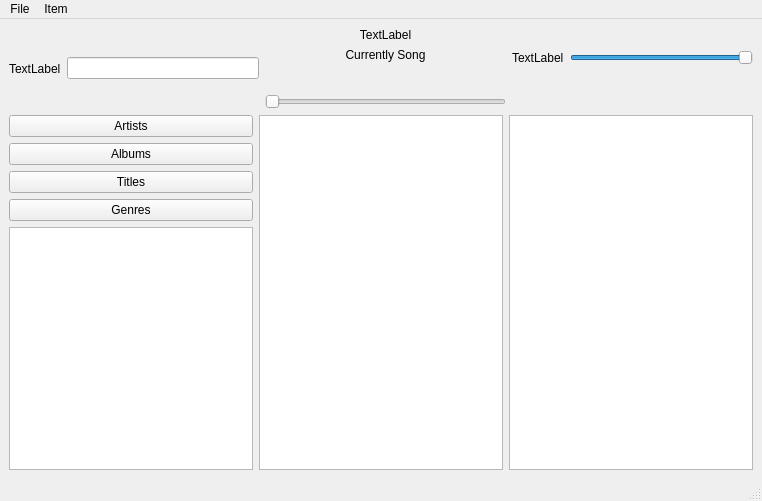
Before: the Qt Designer form CODE/soundpp/soundpp-prototype/mainwindow.ui in b1t00/soundpp, drawn with Qt 5.
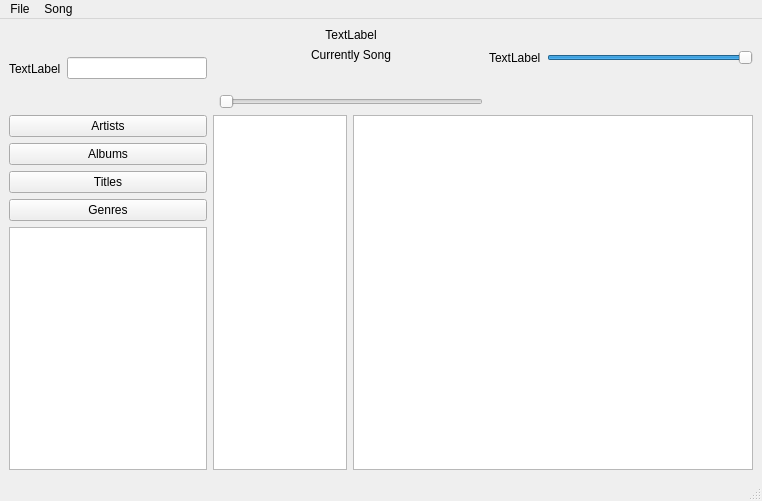
After: the same form once the commit is applied. Icons and pictures are not drawn.

Diff of the .ui file:
```diff
--- a/CODE/soundpp/soundpp-prototype/mainwindow.ui
+++ b/CODE/soundpp/soundpp-prototype/mainwindow.ui
@@ -42,30 +42,31 @@
       </item>
      </layout>
     </item>
-    <item row="0" column="0" rowspan="4" colspan="2">
-     <layout class="QHBoxLayout" name="horizontalLayout_4">
-      <item>
-       <widget class="QLabel" name="lupe">
-        <property name="text">
-         <string>TextLabel</string>
-        </property>
-       </widget>
-      </item>
-      <item>
-       <widget class="QLineEdit" name="lineEdit_2"/>
-      </item>
-     </layout>
-    </item>
     <item row="4" column="1" colspan="3">
      <layout class="QHBoxLayout" name="horizontalLayout">
       <item>
        <widget class="QTableView" name="artists_tableView">
+        <property name="minimumSize">
+         <size>
+          <width>100</width>
+          <height>0</height>
+         </size>
+        </property>
+        <property name="maximumSize">
+         <size>
+          <width>250</width>
+          <height>16777215</height>
+         </size>
+        </property>
         <property name="autoFillBackground">
          <bool>false</bool>
         </property>
         <property name="dragDropMode">
          <enum>QAbstractItemView::DragDrop</enum>
         </property>
+        <property name="alternatingRowColors">
+         <bool>true</bool>
+        </property>
         <property name="showGrid">
          <bool>true</bool>
         </property>
@@ -85,6 +86,12 @@
       </item>
       <item>
        <widget class="QTableView" name="songs_tableView">
+        <property name="minimumSize">
+         <size>
+          <width>400</width>
+          <height>0</height>
+         </size>
+        </property>
         <property name="maximumSize">
          <size>
           <width>16777215</width>
@@ -92,7 +99,7 @@
          </size>
         </property>
         <property name="alternatingRowColors">
-         <bool>false</bool>
+         <bool>true</bool>
         </property>
         <property name="selectionBehavior">
          <enum>QAbstractItemView::SelectRows</enum>
@@ -255,6 +262,20 @@
       </item>
      </layout>
     </item>
+    <item row="0" column="0" rowspan="4">
+     <layout class="QHBoxLayout" name="horizontalLayout_4">
+      <item>
+       <widget class="QLabel" name="lupe">
+        <property name="text">
+         <string>TextLabel</string>
+        </property>
+       </widget>
+      </item>
+      <item>
+       <widget class="QLineEdit" name="lineEdit_2"/>
+      </item>
+     </layout>
+    </item>
    </layout>
   </widget>
   <widget class="QMenuBar" name="menubar">
@@ -263,7 +284,7 @@
      <x>0</x>
      <y>0</y>
      <width>762</width>
-     <height>21</height>
+     <height>20</height>
     </rect>
    </property>
    <widget class="QMenu" name="menuFile">
@@ -275,7 +296,7 @@
    </widget>
    <widget class="QMenu" name="menuItem">
     <property name="title">
-     <string>Item</string>
+     <string>Song</string>
     </property>
    </widget>
    <addaction name="menuFile"/>
```
Left out of the diff: 25 changed lines with no effect on the pictures.
